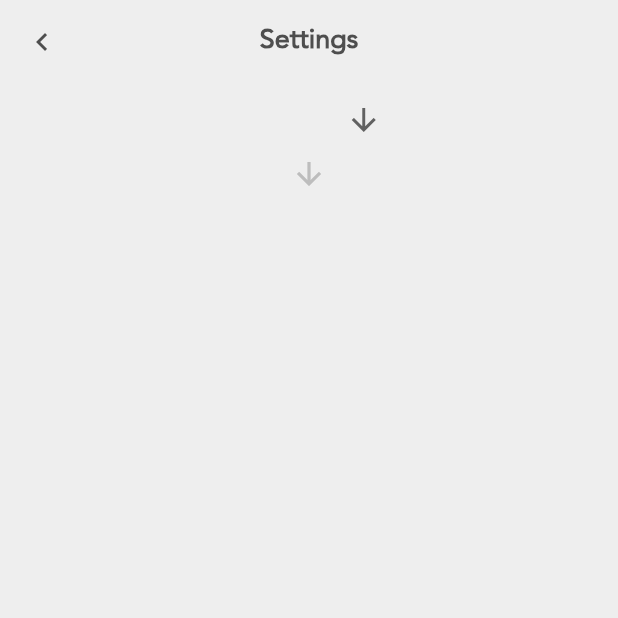
After one commit to spencercope/flutter-seed, a Flutter app: the HomeView screen opened directly, after a tap on "Testing", on a phone screen of 412 x 824 dp, the top half of it. The commit adds this screen. Run offline on Flutter 3.47's test engine with Material 2 defaults, Android fonts, the phone set to English and light mode, and no system bars; our stand-ins replace bloc, flutter_bloc, get_it, syncfusion_flutter_charts.

Commit message:
food impl

```diff
--- /dev/null
+++ b/lib/food/food_bloc.dart
@@ -0,0 +1,62 @@
+import 'dart:async';
+
+import 'package:bloc/bloc.dart';
+import 'package:meta/meta.dart';
+
+part 'food_event.dart';
+part 'food_state.dart';
+
+class FoodBloc extends Bloc<FoodEvent, FoodState> {
+  FoodVM foodVM = FoodVM('', '', List.empty(growable: true));
+  List<String> fruitValues = <String>['', 'Apple', 'Orange', 'Banana'];
+  List<String> veggieValues = <String>['', 'Pepper', 'Onion'];
+  List<String> seaValues = <String>['', 'Seabass', 'Shrimp', 'Lobster'];
+
+  FoodBloc() : super(FoodInitial()) {
+    on<FoodViewReadyForBuild>((event, emit) {
+      emit(FoodDataState(foodVM));
+    });
+    on<FoodSelectionOneChange>((event, emit) {
+      print('*****');
+      print(foodVM.choiceOne);
+      print(event.selection);
+      print('*****');
+      if (foodVM.choiceOne == event.selection) {
+        emit(FoodDataState(foodVM));
+      } else {
+        _emitData(event);
+      }
+
+    });
+    on<FoodSelectionTwoChange>((event, emit) {
+      foodVM.choiceTwo = event.selection;
+      emit(FoodDataState(foodVM));
+    });
+  }
+
+  _emitData(FoodSelectionOneChange event) {
+    foodVM.choiceOne = event.selection;
+    foodVM.choiceTwo = '';
+    foodVM.secondList.clear();
+    if (foodVM.choiceOne == 'Fruit') {
+      foodVM.secondList.addAll(fruitValues);
+    } else if (foodVM.choiceOne == 'Vegetable') {
+      foodVM.secondList.addAll(veggieValues);
+    } else if (foodVM.choiceOne == 'Seafood') {
+      foodVM.secondList.addAll(seaValues);
+    }
+    emit(FoodDataState(foodVM));
+  }
+
+  _getData() {
+
+  }
+}
+
+class FoodVM {
+  String choiceOne;
+  String choiceTwo;
+  List<String> secondList;
+
+  FoodVM(this.choiceOne, this.choiceTwo, this.secondList);
+}
--- /dev/null
+++ b/lib/food/food_event.dart
@@ -0,0 +1,21 @@
+part of 'food_bloc.dart';
+
+@immutable
+abstract class FoodEvent {}
+
+class FoodViewReadyForBuild extends FoodEvent {
+
+  FoodViewReadyForBuild();
+}
+
+class FoodSelectionOneChange extends FoodEvent {
+  final String selection;
+
+  FoodSelectionOneChange(this.selection);
+}
+
+class FoodSelectionTwoChange extends FoodEvent {
+  final String selection;
+
+  FoodSelectionTwoChange(this.selection);
+}
--- /dev/null
+++ b/lib/food/food_state.dart
@@ -0,0 +1,12 @@
+part of 'food_bloc.dart';
+
+@immutable
+abstract class FoodState {}
+
+class FoodInitial extends FoodState {}
+
+class FoodDataState extends FoodState {
+  final FoodVM foodVM;
+
+  FoodDataState(this.foodVM);
+}
--- /dev/null
+++ b/lib/food/food_view.dart
@@ -0,0 +1,114 @@
+
+import 'package:flutter/cupertino.dart';
+import 'package:flutter/material.dart';
+import 'package:flutter_bloc/flutter_bloc.dart';
+import 'package:flutter_testing/food/food_bloc.dart';
+import 'package:flutter_testing/shared_ui/app_unknown_error.dart';
+import 'package:flutter_testing/util/logging/logger.dart';
+import 'package:flutter_testing/util/navigation/app_back_button.dart';
+
+class FoodView extends StatefulWidget {
+  const FoodView({super.key});
+
+  @override
+  State<FoodView> createState() => _FoodViewState();
+}
+
+class _FoodViewState extends State<FoodView> {
+
+  List<String> list = <String>['', 'Fruit', 'Vegetable', 'Seafood'];
+  late String dropDownValueOne;
+
+
+  @override
+  void initState() {
+    dropDownValueOne = list.first;
+  }
+
+  @override
+  Widget build(BuildContext context) {
+    return Scaffold(
+      appBar: AppBar(
+          centerTitle: true,
+          leading: const AppBarBackButton(),
+          title:
+          Text('Settings', style: Theme.of(context).textTheme.headline4)),
+      body: SafeArea(child:
+      BlocBuilder<FoodBloc, FoodState>(builder: (context, state) {
+        appLogger('food state: $state');
+        if (state is FoodInitial) {
+          BlocProvider.of<FoodBloc>(context)
+              .add(FoodViewReadyForBuild());
+        } else if (state is FoodDataState) {
+          appLogger('settings view: settings data state detected');
+          return _buildFoodDataState(state);
+        }
+        return const AppUnknownErrorDisplay();
+      })),
+    );
+  }
+
+
+  _buildFoodDataState(FoodDataState foodDataState) {
+    appLogger('list length $list');
+    debugPrint(list.first);
+    return Center(
+      child: Column(
+        children: [
+          DropdownButton<String>(
+            value: foodDataState.foodVM.choiceOne,
+            icon: const Icon(Icons.arrow_downward),
+            elevation: 16,
+            underline: Container(
+              height: 2,
+            ),
+            onChanged: (String? value) {
+              debugPrint(value);
+
+              if (value != null) {
+                BlocProvider.of<FoodBloc>(context)
+                    .add(FoodSelectionOneChange(value));
+              } else {
+                debugPrint('value was null');
+              }
+
+            },
+            items: list.map<DropdownMenuItem<String>>((String value) {
+              debugPrint('val below');
+              debugPrint(value);
+              return DropdownMenuItem<String>(
+                value: value,
+                child: Text(value),
+              );
+            }).toList(),
+          ),
+          DropdownButton<String>(
+            value: foodDataState.foodVM.choiceTwo,
+            icon: const Icon(Icons.arrow_downward),
+            elevation: 16,
+            underline: Container(
+              height: 2,
+            ),
+            onChanged: (String? value) {
+              debugPrint(value);
+              if (value != null) {
+                BlocProvider.of<FoodBloc>(context)
+                    .add(FoodSelectionTwoChange(value));
+              } else {
+                debugPrint('value was null');
+              }
+            },
+            items: foodDataState.foodVM.secondList.map<DropdownMenuItem<String>>((String value) {
+              debugPrint('val below');
+              debugPrint(value);
+              return DropdownMenuItem<String>(
+                value: value,
+                child: Text(value),
+              );
+            }).toList(),
+          )
+        ],
+      ),
+    );
+  }
+}
--- a/lib/home/home_view.dart
+++ b/lib/home/home_view.dart
@@ -5,6 +5,8 @@ import 'package:flutter/widgets.dart';
 import 'package:flutter_bloc/flutter_bloc.dart';
 import 'package:flutter_testing/chart/chart_bloc.dart';
 import 'package:flutter_testing/chart/chart_view.dart';
+import 'package:flutter_testing/food/food_bloc.dart';
+import 'package:flutter_testing/food/food_view.dart';
 import 'package:flutter_testing/settings/settings_bloc.dart';
 import 'package:flutter_testing/settings/settings_view.dart';
 import 'package:flutter_testing/util/logging/logger.dart';
@@ -110,30 +112,30 @@ class _HomeViewState extends State<HomeView> {
                 },
               ),
             ),
-            // Padding(
-            //   padding: const EdgeInsets.all(16),
-            //   child: OpenContainer(
-            //     closedBuilder: (context, action) {
-            //       return ListTile(
-            //         tileColor: Theme.of(context).cardColor,
-            //         title: Text('Testing',
-            //             style: Theme.of(context).textTheme.headline5),
-            //         trailing: Icon(
-            //           Icons.chevron_right,
-            //           size: 16,
-            //           color: Theme.of(context).textTheme.headline5?.color,
-            //         ),
-            //       );
-            //     },
-            //     openBuilder: (BuildContext context,
-            //         void Function({Object? returnValue}) action) {
-            //       return BlocProvider(
-            //         create: (context) => ChartBloc(),
-            //         child: ChartView(true),
-            //       );
-            //     },
-            //   ),
-            // ),
+            Padding(
+              padding: const EdgeInsets.all(16),
+              child: OpenContainer(
+                closedBuilder: (context, action) {
+                  return ListTile(
+                    tileColor: Theme.of(context).cardColor,
+                    title: Text('Testing',
+                        style: Theme.of(context).textTheme.headline5),
+                    trailing: Icon(
+                      Icons.chevron_right,
+                      size: 16,
+                      color: Theme.of(context).textTheme.headline5?.color,
+                    ),
+                  );
+                },
+                openBuilder: (BuildContext context,
+                    void Function({Object? returnValue}) action) {
+                  return BlocProvider(
+                    create: (context) => FoodBloc(),
+                    child: const FoodView(),
+                  );
+                },
+              ),
+            ),
           ],
         ),
       ),
--- a/pubspec.yaml
+++ b/pubspec.yaml
@@ -41,6 +41,7 @@ dependencies:
   get_it: ^7.2.0
   animations: ^2.0.7
   http: ^0.13.5
+  mockito: ^5.3.2
 
 dev_dependencies:
   flutter_test:
```
Also changed, not shown: pubspec.lock, 1 other file.
